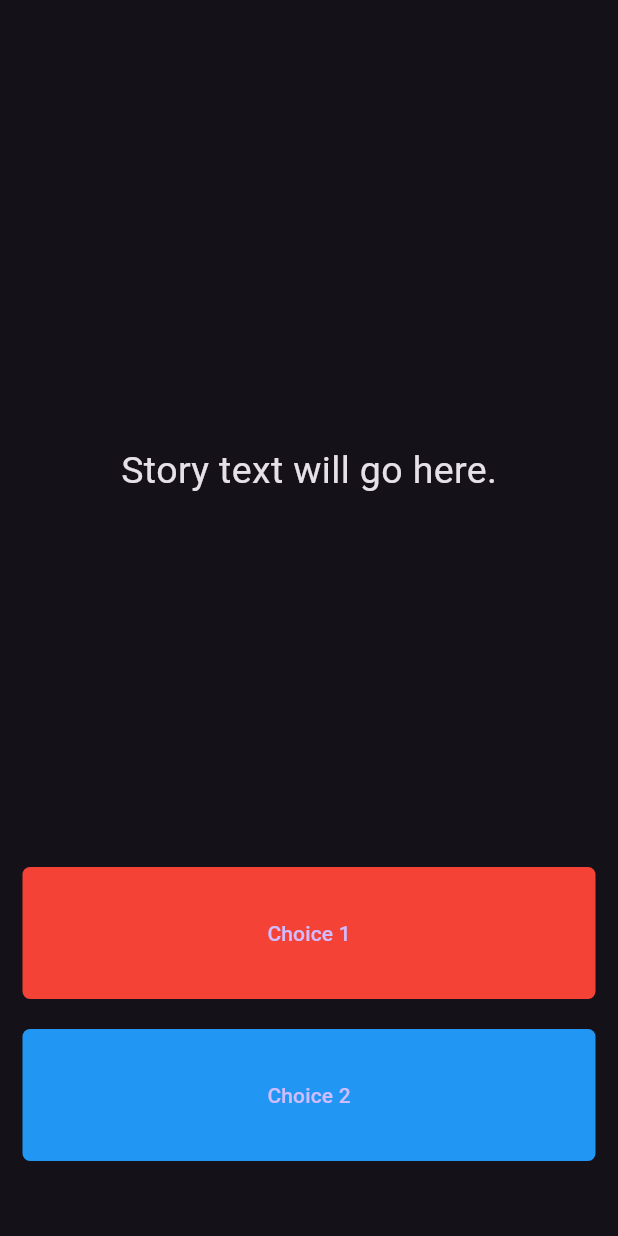
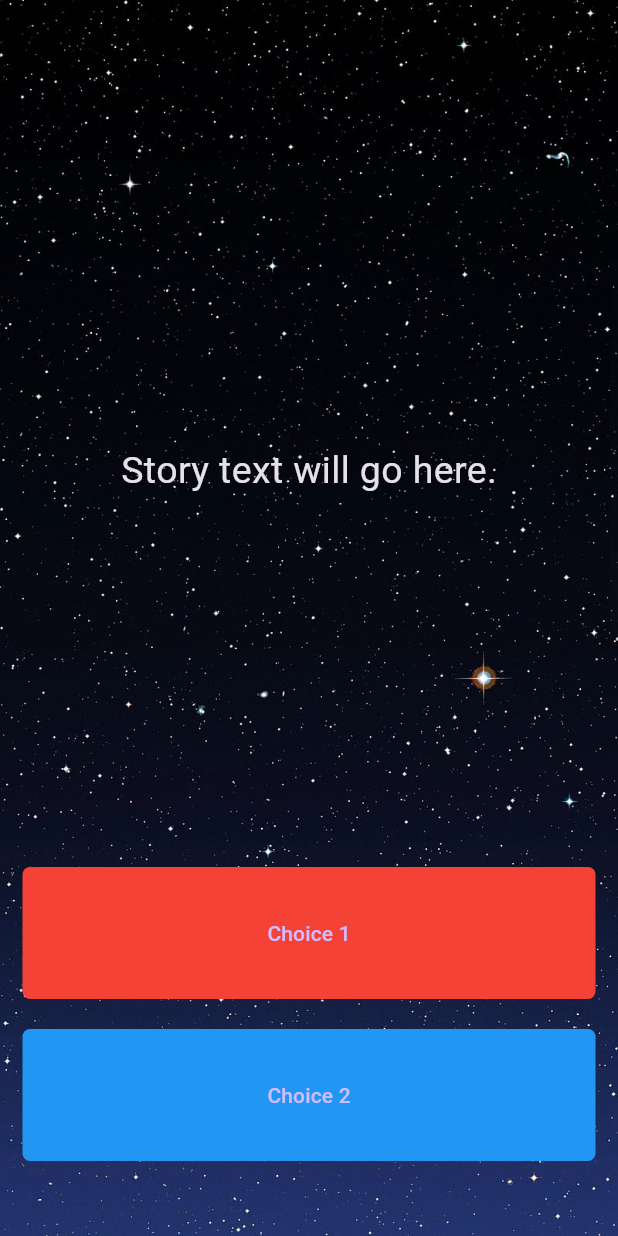
Before and after one commit to murphy-aaron/destini_flutter, a Flutter app: the screen it shows after launch, on a phone screen of 412 x 824 dp. Run offline on Flutter 3.47's test engine with Material 3 defaults, Android fonts, the phone set to English and light mode, and no system bars.

```diff
--- a/lib/main.dart
+++ b/lib/main.dart
@@ -26,6 +26,12 @@ class _StoryPageState extends State<StoryPage> {
   Widget build(BuildContext context) {
     return Scaffold(
       body: Container(
+        decoration: BoxDecoration(
+          image: DecorationImage(
+            image: AssetImage('images/background.jpg'),
+            fit: BoxFit.cover
+          )
+        ),
         padding: EdgeInsets.symmetric(vertical: 50.0, horizontal: 15.0),
         constraints: BoxConstraints.expand(),
         child: SafeArea(
--- /dev/null
+++ b/lib/story.dart
@@ -0,0 +1,9 @@
+class Story {
+
+  String storyTitle;
+  String choice1;
+  String choice2;
+
+  Story(this.storyTitle, this.choice1, this.choice2);
+
+}
--- a/pubspec.yaml
+++ b/pubspec.yaml
@@ -59,9 +59,8 @@ flutter:
   uses-material-design: true
 
   # To add assets to your application, add an assets section, like this:
-  # assets:
-  #   - images/a_dot_burr.jpeg
-  #   - images/a_dot_ham.jpeg
+  assets:
+    - images/
 
   # An image asset can refer to one or more resolution-specific "variants", see
   # https://flutter.dev/assets-and-images/#resolution-aware
```
Also changed, not shown: lib/story_brain.dart (added, +34 -0 lines), images/background.jpg (added), 1 other file.
